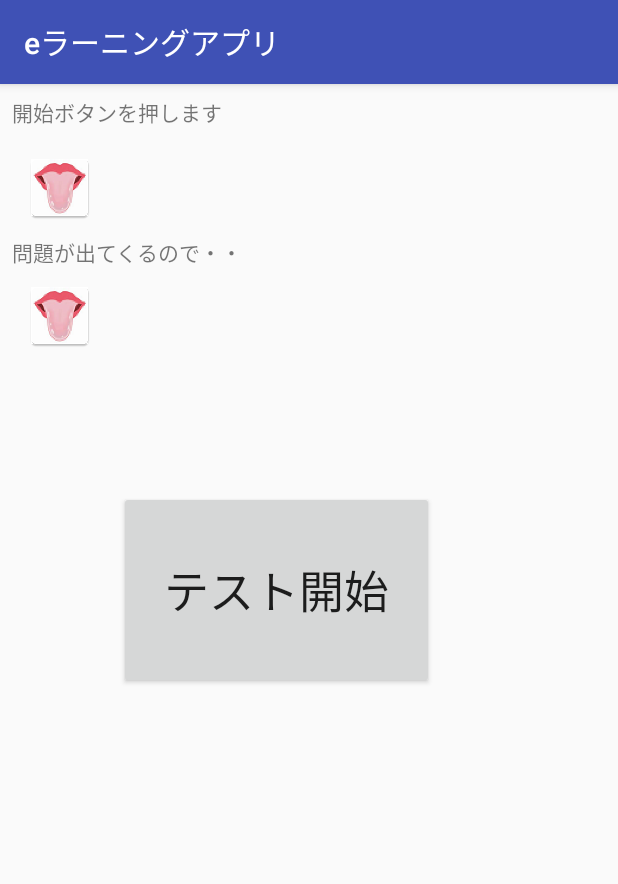
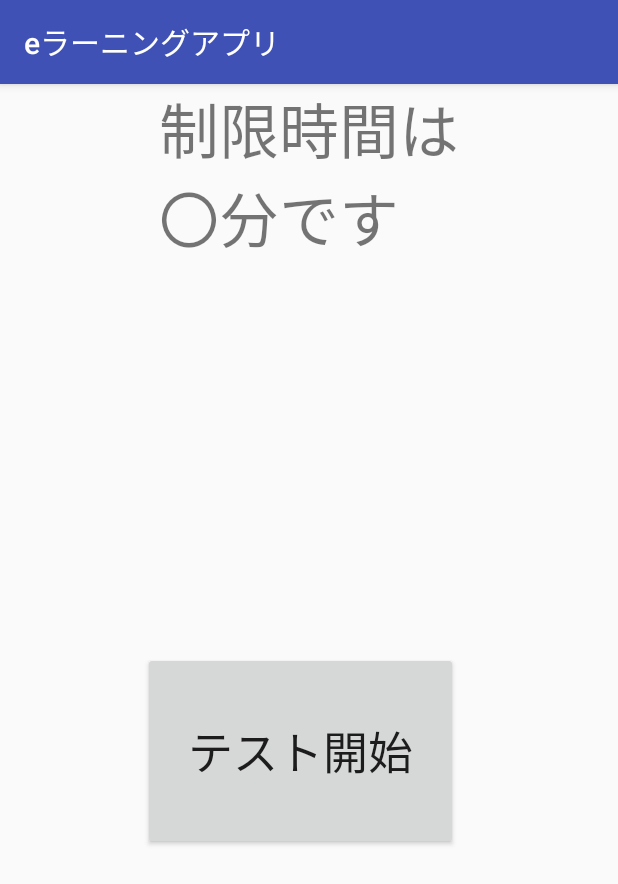
Before and after one commit to 14-2505-004-1/MyApplication, an Android app: the beforeTest screen opened directly, with no data from a screen before it, on a phone screen of 412 x 824 dp. Shown: the top 884 px of the screen. Run offline under Robolectric (Android 15) with nearby library versions, the phone set to English and light mode, and no system bars.

Commit message:
レイアウト

```diff
--- a/app/src/main/res/layout/activity_before_test.xml
+++ b/app/src/main/res/layout/activity_before_test.xml
@@ -4,71 +4,30 @@
     xmlns:tools="http://schemas.android.com/tools"
     android:layout_width="match_parent"
     android:layout_height="match_parent"
-    tools:context="npaka.net.myapplication.beforeTest">
-
-    <android.support.constraint.ConstraintLayout
-        android:layout_width="368dp"
-        android:layout_height="495dp"
-        tools:context="npaka.net.myapplication.info"
-        tools:layout_editor_absoluteY="8dp"
-        tools:layout_editor_absoluteX="8dp">
-
-        <TextView
-            android:id="@+id/infotext"
-            android:layout_width="wrap_content"
-            android:layout_height="wrap_content"
-            android:layout_marginLeft="8dp"
-            android:layout_marginTop="8dp"
-            android:text="開始ボタンを押します"
-            app:layout_constraintLeft_toLeftOf="parent"
-            app:layout_constraintTop_toTopOf="parent"
-            android:layout_marginStart="8dp" />
-
-        <ImageView
-            android:id="@+id/imageView"
-            android:layout_width="wrap_content"
-            android:layout_height="wrap_content"
-            android:layout_marginLeft="16dp"
-            android:layout_marginTop="16dp"
-            app:layout_constraintLeft_toLeftOf="parent"
-            app:layout_constraintTop_toBottomOf="@+id/infotext"
-            app:srcCompat="@mipmap/ic_launcher"
-            android:layout_marginStart="16dp" />
-
-        <TextView
-            android:id="@+id/textView2"
-            android:layout_width="wrap_content"
-            android:layout_height="wrap_content"
-            android:layout_marginLeft="8dp"
-            android:layout_marginTop="8dp"
-            android:text="問題が出てくるので・・"
-            app:layout_constraintLeft_toLeftOf="parent"
-            app:layout_constraintTop_toBottomOf="@+id/imageView"
-            android:layout_marginStart="8dp" />
-
-        <ImageView
-            android:id="@+id/imageView2"
-            android:layout_width="wrap_content"
-            android:layout_height="wrap_content"
-            android:layout_marginLeft="16dp"
-            android:layout_marginTop="8dp"
-            app:layout_constraintLeft_toLeftOf="parent"
-            app:layout_constraintTop_toBottomOf="@+id/textView2"
-            app:srcCompat="@mipmap/ic_launcher"
-            android:layout_marginStart="16dp" />
+    tools:context="npaka.net.myapplication.info">
 
     <Button
-            android:id="@+id/button"
+        android:id="@+id/Start"
         android:layout_width="210dp"
         android:layout_height="132dp"
-            android:layout_marginBottom="8dp"
+        android:layout_marginBottom="6dp"
         android:layout_marginTop="8dp"
         android:onClick="onTestButtonTapped"
         android:text="テスト開始"
         android:textSize="30sp"
         app:layout_constraintBottom_toBottomOf="parent"
+        app:layout_constraintHorizontal_bias="0.471"
         app:layout_constraintLeft_toLeftOf="parent"
         app:layout_constraintRight_toRightOf="parent"
-            app:layout_constraintTop_toBottomOf="@+id/imageView2" />
+        app:layout_constraintTop_toBottomOf="@+id/textView5" />
+
+    <TextView
+        android:id="@+id/textView5"
+        android:layout_width="200dp"
+        android:layout_height="wrap_content"
+        android:text="制限時間は〇分です"
+        android:textSize="40sp"
+        app:layout_constraintLeft_toLeftOf="parent"
+        app:layout_constraintRight_toRightOf="parent"
+        tools:layout_editor_absoluteY="134dp" />
 </android.support.constraint.ConstraintLayout>
-</android.support.constraint.ConstraintLayout>
```
Also changed, not shown: app/src/main/java/npaka/net/myapplication/MainActivity.java (+10 -3 lines), app/src/main/res/layout/activity_help.xml (+12 -6 lines), app/src/main/res/layout/activity_main.xml (+9 -9 lines), app/src/main/res/layout/activity_testmode.xml (+27 -4 lines). Lines whose indentation alone changed are shown as unchanged.
